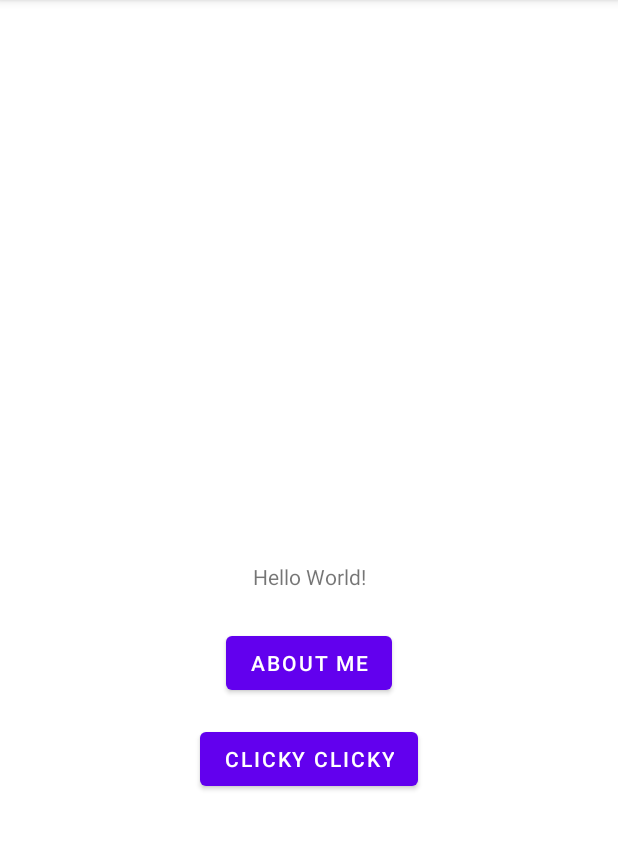
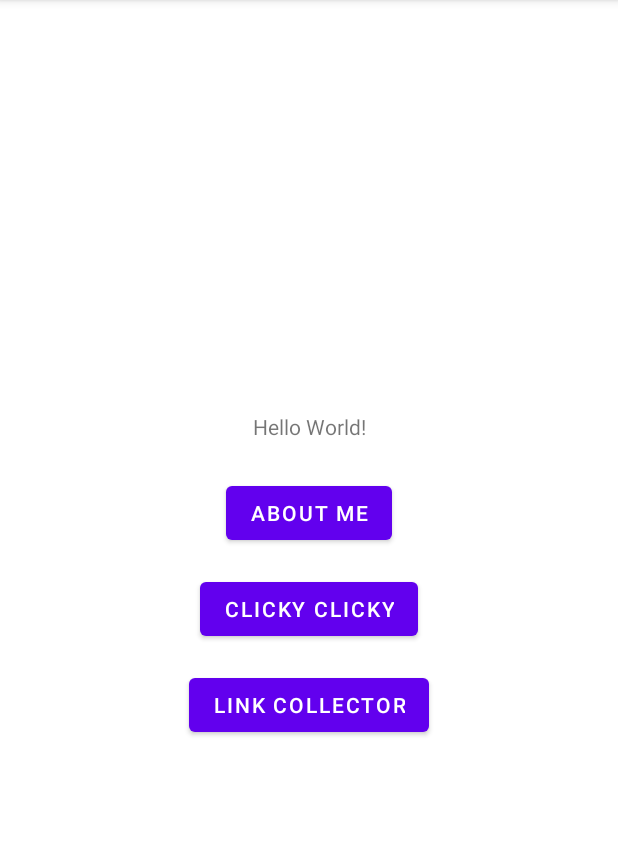
Before and after one commit to jamesocoder/cs5520, an Android app: the screen it shows after launch (MainActivity), after a tap on "ABOUT ME", on a phone screen of 412 x 824 dp, the part 84-934 px from its top. Run offline under Robolectric (Android 15) with nearby library versions, the phone set to English and light mode, and no system bars.

Commit message:
fine tuned actMain layout

```diff
--- a/app/src/main/AndroidManifest.xml
+++ b/app/src/main/AndroidManifest.xml
@@ -9,6 +9,9 @@
         android:roundIcon="@mipmap/ic_launcher_jo_round"
         android:supportsRtl="true"
         android:theme="@style/Theme.NUMAD22Sp_JamesOuk">
+        <activity
+            android:name=".A04"
+            android:exported="false" />
         <activity
             android:name=".A03"
             android:exported="false" />
--- a/app/src/main/java/edu/neu/madcourse/numad22sp_jamesouk/MainActivity.java
+++ b/app/src/main/java/edu/neu/madcourse/numad22sp_jamesouk/MainActivity.java
@@ -26,7 +26,7 @@ public class MainActivity extends AppCompatActivity {
             case R.id.a01:
                 displayMe();
                 break;
-            case R.id.a02:
+            case R.id.a03:
                 // Open Assignment 2's Activity
                 Intent startA02 = new Intent(this, A03.class);
                 startActivity(startA02);
--- a/app/src/main/res/layout/activity_main.xml
+++ b/app/src/main/res/layout/activity_main.xml
@@ -11,10 +11,12 @@
         android:layout_width="wrap_content"
         android:layout_height="wrap_content"
         android:text="Hello World!"
-        app:layout_constraintBottom_toBottomOf="parent"
+        app:layout_constraintBottom_toTopOf="@+id/a01"
+        app:layout_constraintHorizontal_bias="0.5"
         app:layout_constraintLeft_toLeftOf="parent"
         app:layout_constraintRight_toRightOf="parent"
-        app:layout_constraintTop_toTopOf="parent" />
+        app:layout_constraintTop_toTopOf="parent"
+        app:layout_constraintVertical_chainStyle="packed" />
 
     <Button
         android:id="@+id/a01"
@@ -23,20 +25,35 @@
         android:layout_marginTop="24dp"
         android:onClick="onClick"
         android:text="@string/about_me"
+        app:layout_constraintBottom_toTopOf="@+id/a03"
         app:layout_constraintEnd_toEndOf="parent"
-        app:layout_constraintHorizontal_bias="0.501"
+        app:layout_constraintHorizontal_bias="0.5"
         app:layout_constraintStart_toStartOf="parent"
         app:layout_constraintTop_toBottomOf="@+id/textView" />
 
     <Button
-        android:id="@+id/a02"
+        android:id="@+id/a03"
         android:layout_width="wrap_content"
         android:layout_height="wrap_content"
         android:layout_marginTop="16dp"
         android:onClick="onClick"
-        android:text="@string/a02"
+        android:text="@string/a03"
+        app:layout_constraintBottom_toTopOf="@+id/a04"
         app:layout_constraintEnd_toEndOf="parent"
+        app:layout_constraintHorizontal_bias="0.5"
         app:layout_constraintStart_toStartOf="parent"
         app:layout_constraintTop_toBottomOf="@+id/a01" />
 
+    <Button
+        android:id="@+id/a04"
+        android:layout_width="wrap_content"
+        android:layout_height="wrap_content"
+        android:layout_marginTop="16dp"
+        android:text="@string/a04"
+        app:layout_constraintBottom_toBottomOf="parent"
+        app:layout_constraintEnd_toEndOf="parent"
+        app:layout_constraintHorizontal_bias="0.5"
+        app:layout_constraintStart_toStartOf="parent"
+        app:layout_constraintTop_toBottomOf="@+id/a03" />
+
 </androidx.constraintlayout.widget.ConstraintLayout>
--- a/app/src/main/res/values/strings.xml
+++ b/app/src/main/res/values/strings.xml
@@ -1,7 +1,7 @@
 <resources>
     <string name="app_name">NUMAD22Sp_JamesOuk</string>
     <string name="about_me">About Me</string>
-    <string name="a02">Clicky Clicky</string>
+    <string name="a03">Clicky Clicky</string>
     <string name="btn_a">A</string>
     <string name="btn_b">B</string>
     <string name="btn_c">C</string>
@@ -9,4 +9,5 @@
     <string name="btn_e">E</string>
     <string name="btn_f">F</string>
     <string name="txt_pressed">Pressed: -</string>
+    <string name="a04">Link Collector</string>
 </resources>
```
Also changed, not shown: app/src/main/java/edu/neu/madcourse/numad22sp_jamesouk/A04.java (added, +14 -0 lines), app/src/main/res/layout/activity_a04.xml (added, +9 -0 lines), 26 other files.
